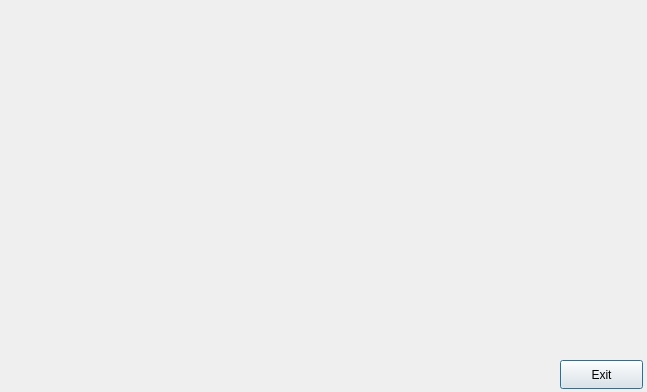
Before: the Qt Designer form GUI/Final/fourthwindow.ui in aaryashah1010/Capstone-Sleepinducer, drawn with Qt 5.
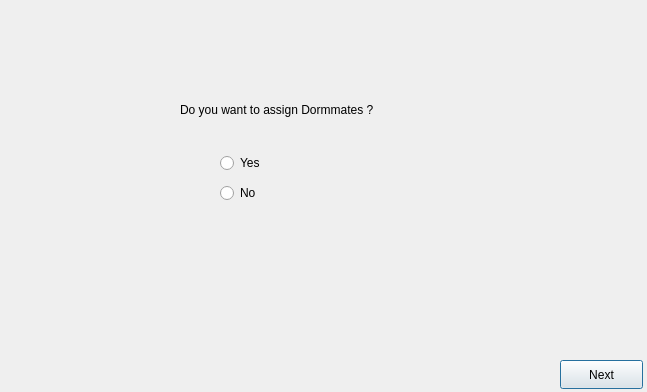
After: the same form once the commit is applied.

```diff
--- a/GUI/Final/fourthwindow.ui
+++ b/GUI/Final/fourthwindow.ui
@@ -23,7 +23,46 @@
     </rect>
    </property>
    <property name="text">
-    <string>Exit</string>
+    <string>Next</string>
+   </property>
+  </widget>
+  <widget class="QRadioButton" name="radioButton">
+   <property name="geometry">
+    <rect>
+     <x>220</x>
+     <y>150</y>
+     <width>112</width>
+     <height>26</height>
+    </rect>
+   </property>
+   <property name="text">
+    <string>Yes</string>
+   </property>
+  </widget>
+  <widget class="QRadioButton" name="radioButton_2">
+   <property name="geometry">
+    <rect>
+     <x>220</x>
+     <y>180</y>
+     <width>112</width>
+     <height>26</height>
+    </rect>
+   </property>
+   <property name="text">
+    <string>No</string>
+   </property>
+  </widget>
+  <widget class="QLabel" name="label">
+   <property name="geometry">
+    <rect>
+     <x>180</x>
+     <y>100</y>
+     <width>240</width>
+     <height>20</height>
+    </rect>
+   </property>
+   <property name="text">
+    <string>Do you want to assign Dormmates ?</string>
    </property>
   </widget>
  </widget>
```
Left out of the diff: 19 changed lines with no effect on the pictures.
